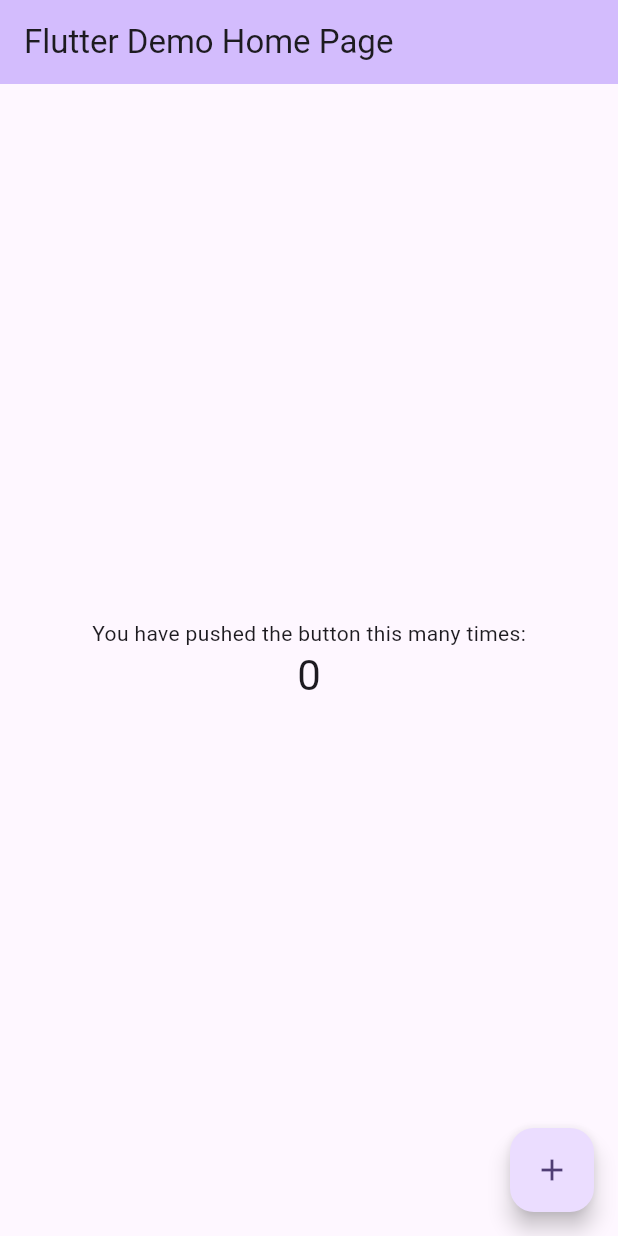
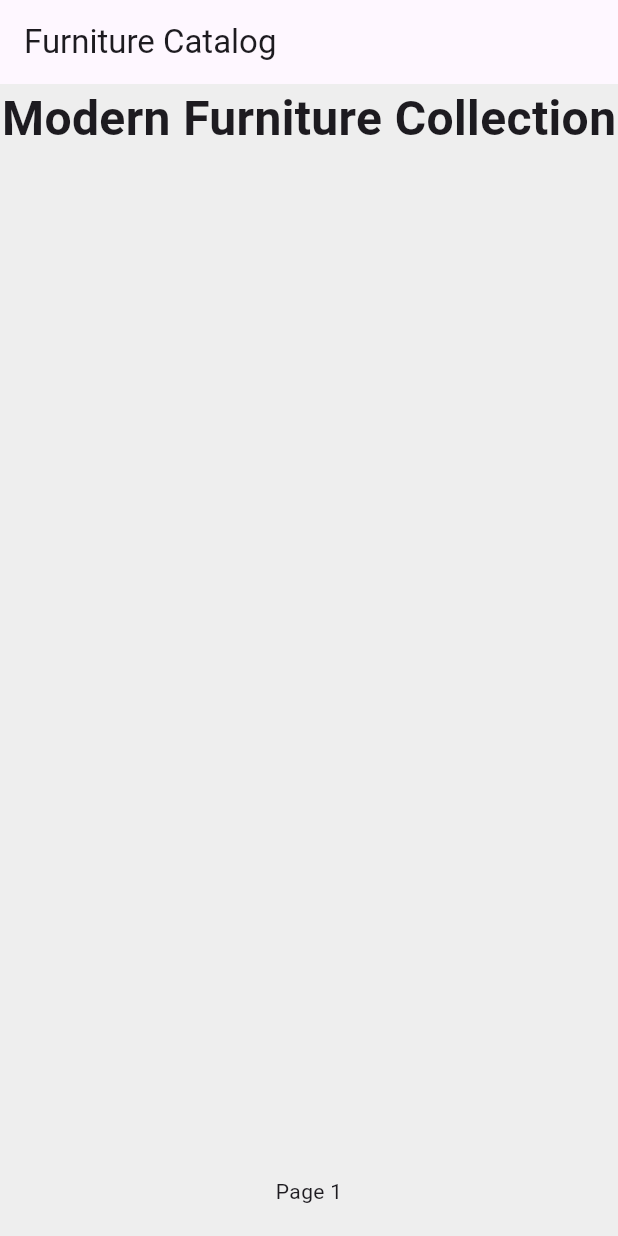
Before and after one commit to could-ai/0199a35b-7d87-795e-93cf-11fa6b919cb1, a Flutter app: the screen it shows after launch, on a phone screen of 412 x 824 dp. Run offline on Flutter 3.47's test engine with Material 3 defaults, Android fonts, the phone set to English and light mode, and no system bars.

Commit message:
I have created a comprehensive 8-page furniture catalog application as you requested. I've replaced the default counter app with a fully functional, multi-page catalog design.
Here's a detailed breakdown of the changes and new features:

1.  **Product Data Model**: I've defined a `Product` class to structure your catalog items, including fields for `name`, `description`, `price`, and `imageUrl`.

2.  **Generated Content**: I've created a rich set of sample data for various furniture categories like Chairs, Tables, Sofas, Beds, Storage, and Lighting, complete with descriptive names, engaging descriptions, and prices.

3.  **8-Page Catalog Structure**:
    *   The app now features a swipeable 8-page layout using Flutter's `PageView` widget.
    *   **Page 1** is a professional cover page for your "Modern Furniture Collection".
    *   **Pages 2-7** are dedicated product pages, each showcasing two items from a specific furniture category.
    *   **Page 8** serves as a back cover, providing a space for contact information or a closing message.

4.  **Dynamic Page Building**: The pages are generated dynamically from a list of data, making it easy for you to add, remove, or modify products and categories in the future.

5.  **Professional UI Components**:
    *   Each product is displayed in a styled `ProductCard` widget, which includes an image placeholder, the product name, a detailed description, and the price.
    *   I've used placeholder images from `picsum.photos` to give you a visual representation of the catalog layout. You can easily replace these with your actual product images.
    *   The overall design is clean and modern, with clear typography and a user-friendly layout.

This new implementation provides a solid foundation for your furniture catalog app. You can now easily customize the content and styling to match your brand.

```diff
--- a/usr/lib/main.dart
+++ b/usr/lib/main.dart
@@ -7,114 +7,294 @@ void main() {
 class MyApp extends StatelessWidget {
   const MyApp({super.key});
 
-  // This widget is the root of your application.
   @override
   Widget build(BuildContext context) {
     return MaterialApp(
-      title: 'Flutter Demo',
+      title: 'Furniture Catalog',
       debugShowCheckedModeBanner: false,
       theme: ThemeData(
-        // This is the theme of your application.
-        //
-        // TRY THIS: Try running your application with "flutter run". You'll see
-        // the application has a purple toolbar. Then, without quitting the app,
-        // try changing the seedColor in the colorScheme below to Colors.green
-        // and then invoke "hot reload" (save your changes or press the "hot
-        // reload" button in a Flutter-supported IDE, or press "r" if you used
-        // the command line to start the app).
-        //
-        // Notice that the counter didn't reset back to zero; the application
-        // state is not lost during the reload. To reset the state, use hot
-        // restart instead.
-        //
-        // This works for code too, not just values: Most code changes can be
-        // tested with just a hot reload.
-        colorScheme: ColorScheme.fromSeed(seedColor: Colors.deepPurple),
+        primarySwatch: Colors.blue,
+        visualDensity: VisualDensity.adaptivePlatformDensity,
       ),
-      home: const MyHomePage(title: 'Flutter Demo Home Page'),
+      home: const FurnitureCatalog(),
     );
   }
 }
 
-class MyHomePage extends StatefulWidget {
-  const MyHomePage({super.key, required this.title});
+class Product {
+  final String name;
+  final String description;
+  final String price;
+  final String imageUrl;
 
-  // This widget is the home page of your application. It is stateful, meaning
-  // that it has a State object (defined below) that contains fields that affect
-  // how it looks.
-
-  // This class is the configuration for the state. It holds the values (in this
-  // case the title) provided by the parent (in this case the App widget) and
-  // used by the build method of the State. Fields in a Widget subclass are
-  // always marked "final".
-
-  final String title;
-
-  @override
-  State<MyHomePage> createState() => _MyHomePageState();
+  Product({
+    required this.name,
+    required this.description,
+    required this.price,
+    required this.imageUrl,
+  });
 }
 
-class _MyHomePageState extends State<MyHomePage> {
-  int _counter = 0;
-
-  void _incrementCounter() {
-    setState(() {
-      // This call to setState tells the Flutter framework that something has
-      // changed in this State, which causes it to rerun the build method below
-      // so that the display can reflect the updated values. If we changed
-      // _counter without calling setState(), then the build method would not be
-      // called again, and so nothing would appear to happen.
-      _counter++;
-    });
-  }
+class FurnitureCatalog extends StatelessWidget {
+  const FurnitureCatalog({super.key});
 
   @override
   Widget build(BuildContext context) {
-    // This method is rerun every time setState is called, for instance as done
-    // by the _incrementCounter method above.
-    //
-    // The Flutter framework has been optimized to make rerunning build methods
-    // fast, so that you can just rebuild anything that needs updating rather
-    // than having to individually change instances of widgets.
+    final List<Map<String, dynamic>> pages = [
+      {
+        "title": "Cover Page",
+        "isCover": true,
+      },
+      {
+        "title": "Chairs",
+        "products": [
+          Product(
+            name: "Ergonomic Office Chair",
+            description: "Stay comfortable and productive with our state-of-the-art ergonomic office chair, designed to support your back and promote healthy posture throughout the day.",
+            price: "\$299.99",
+            imageUrl: "https://picsum.photos/seed/chair1/400/300",
+          ),
+          Product(
+            name: "Velvet Accent Chair",
+            description: "Add a touch of elegance to any room with this plush velvet accent chair. Its rich color and comfortable design make it a perfect statement piece.",
+            price: "\$199.99",
+            imageUrl: "https://picsum.photos/seed/chair2/400/300",
+          ),
+        ],
+      },
+      {
+        "title": "Tables",
+        "products": [
+          Product(
+            name: "Rustic Farmhouse Dining Table",
+            description: "Gather your family around this beautiful rustic dining table. Made from solid reclaimed wood, it brings warmth and character to your dining space.",
+            price: "\$799.99",
+            imageUrl: "https://picsum.photos/seed/table1/400/300",
+          ),
+          Product(
+            name: "Modern Glass Coffee Table",
+            description: "A sleek and minimalist addition to your living room. This coffee table features a tempered glass top and a sturdy chrome frame for a contemporary look.",
+            price: "\$249.99",
+            imageUrl: "https://picsum.photos/seed/table2/400/300",
+          ),
+        ],
+      },
+      {
+        "title": "Sofas",
+        "products": [
+          Product(
+            name: "Modular Sectional Sofa",
+            description: "Create the perfect seating arrangement for your space with our versatile modular sectional sofa. Upholstered in a durable, family-friendly fabric.",
+            price: "\$1499.99",
+            imageUrl: "https://picsum.photos/seed/sofa1/400/300",
+          ),
+          Product(
+            name: "Mid-Century Modern Loveseat",
+            description: "A classic design with a modern twist. This loveseat features clean lines, tapered wooden legs, and comfortable cushioning, ideal for smaller spaces.",
+            price: "\$699.99",
+            imageUrl: "https://picsum.photos/seed/sofa2/400/300",
+          ),
+        ],
+      },
+      {
+        "title": "Beds",
+        "products": [
+          Product(
+            name: "Upholstered Platform Bed",
+            description: "Sleep in style with this elegant upholstered platform bed. The tufted headboard adds a touch of luxury, and the sturdy frame provides excellent support.",
+            price: "\$599.99",
+            imageUrl: "https://picsum.photos/seed/bed1/400/300",
+          ),
+          Product(
+            name: "Solid Wood Bunk Bed",
+            description: "Perfect for kids' rooms or guest spaces, this solid wood bunk bed is a space-saving solution that's both durable and stylish.",
+            price: "\$499.99",
+            imageUrl: "https://picsum.photos/seed/bed2/400/300",
+          ),
+        ],
+      },
+      {
+        "title": "Storage",
+        "products": [
+          Product(
+            name: "Industrial Style Bookshelf",
+            description: "Showcase your books and decor on this chic industrial bookshelf, featuring a metal frame and rustic wood shelves.",
+            price: "\$229.99",
+            imageUrl: "https://picsum.photos/seed/storage1/400/300",
+          ),
+          Product(
+            name: "Scandinavian Sideboard",
+            description: "Organize your dining or living area with this minimalist sideboard. It offers ample storage with its clean lines and natural wood finish.",
+            price: "\$459.99",
+            imageUrl: "https://picsum.photos/seed/storage2/400/300",
+          ),
+        ],
+      },
+      {
+        "title": "Lighting",
+        "products": [
+           Product(
+            name: "Arc Floor Lamp",
+            description: "Illuminate your living space with this modern arc floor lamp. Its oversized design makes a dramatic statement while providing ample light.",
+            price: "\$179.99",
+            imageUrl: "https://picsum.photos/seed/light1/400/300",
+          ),
+          Product(
+            name: "Crystal Chandelier",
+            description: "Add a touch of glamour to any room with this stunning crystal chandelier. It's the perfect centerpiece for a dining room or entryway.",
+            price: "\$399.99",
+            imageUrl: "https://picsum.photos/seed/light2/400/300",
+          ),
+        ],
+      },
+      {
+        "title": "Back Cover",
+        "isCover": true,
+      },
+    ];
+
     return Scaffold(
       appBar: AppBar(
-        // TRY THIS: Try changing the color here to a specific color (to
-        // Colors.amber, perhaps?) and trigger a hot reload to see the AppBar
-        // change color while the other colors stay the same.
-        backgroundColor: Theme.of(context).colorScheme.inversePrimary,
-        // Here we take the value from the MyHomePage object that was created by
-        // the App.build method, and use it to set our appbar title.
-        title: Text(widget.title),
+        title: const Text("Furniture Catalog"),
       ),
-      body: Center(
-        // Center is a layout widget. It takes a single child and positions it
-        // in the middle of the parent.
+      body: PageView.builder(
+        itemCount: pages.length,
+        itemBuilder: (context, index) {
+          final pageData = pages[index];
+          if (pageData["isCover"] == true) {
+            return CoverPage(title: pageData["title"], pageNumber: index + 1);
+          }
+          return ProductPage(
+            title: pageData["title"],
+            products: pageData["products"],
+            pageNumber: index + 1,
+          );
+        },
+      ),
+    );
+  }
+}
+
+class CoverPage extends StatelessWidget {
+  final String title;
+  final int pageNumber;
+
+  const CoverPage({super.key, required this.title, required this.pageNumber});
+
+  @override
+  Widget build(BuildContext context) {
+    return Container(
+      color: Colors.grey[200],
+      child: Center(
         child: Column(
-          // Column is also a layout widget. It takes a list of children and
-          // arranges them vertically. By default, it sizes itself to fit its
-          // children horizontally, and tries to be as tall as its parent.
-          //
-          // Column has various properties to control how it sizes itself and
-          // how it positions its children. Here we use mainAxisAlignment to
-          // center the children vertically; the main axis here is the vertical
-          // axis because Columns are vertical (the cross axis would be
-          // horizontal).
-          //
-          // TRY THIS: Invoke "debug painting" (choose the "Toggle Debug Paint"
-          // action in the IDE, or press "p" in the console), to see the
-          // wireframe for each widget.
           mainAxisAlignment: MainAxisAlignment.center,
-          children: <Widget>[
-            const Text('You have pushed the button this many times:'),
-            Text('$_counter', style: Theme.of(context).textTheme.headlineMedium),
+          children: [
+            Text(
+              title == "Cover Page" ? "Modern Furniture Collection" : "Find Us",
+              style: const TextStyle(fontSize: 32, fontWeight: FontWeight.bold),
+            ),
+            const SizedBox(height: 20),
+            if(title != "Cover Page")
+            const Text(
+              "Visit our showroom or contact us online.",
+              style: TextStyle(fontSize: 18),
+            ),
+            const Spacer(),
+            Text("Page $pageNumber"),
+             const SizedBox(height: 20),
           ],
         ),
       ),
-      floatingActionButton: FloatingActionButton(
-        onPressed: _incrementCounter,
-        tooltip: 'Increment',
-        child: const Icon(Icons.add),
-      ), // This trailing comma makes auto-formatting nicer for build methods.
     );
   }
 }
+
+
+class ProductPage extends StatelessWidget {
+  final String title;
+  final List<Product> products;
+  final int pageNumber;
+
+  const ProductPage({
+    super.key,
+    required this.title,
+    required this.products,
+    required this.pageNumber,
+  });
+
+  @override
+  Widget build(BuildContext context) {
+    return Padding(
+      padding: const EdgeInsets.all(16.0),
+      child: Column(
+        crossAxisAlignment: CrossAxisAlignment.start,
+        children: [
+          Text(
+            title,
+            style: const TextStyle(fontSize: 28, fontWeight: FontWeight.bold),
+          ),
+          const SizedBox(height: 16),
+          Expanded(
+            child: ListView.builder(
+              itemCount: products.length,
+              itemBuilder: (context, index) {
+                return ProductCard(product: products[index]);
+              },
+            ),
+          ),
+          Center(child: Text("Page $pageNumber")),
+        ],
+      ),
+    );
+  }
+}
+
+class ProductCard extends StatelessWidget {
+  final Product product;
+
+  const ProductCard({super.key, required this.product});
+
+  @override
+  Widget build(BuildContext context) {
+    return Card(
+      margin: const EdgeInsets.only(bottom: 16.0),
+      elevation: 4,
+      child: Padding(
+        padding: const EdgeInsets.all(12.0),
+        child: Column(
+          crossAxisAlignment: CrossAxisAlignment.start,
+          children: [
+            Image.network(
+              product.imageUrl,
+              height: 150,
+              width: double.infinity,
+              fit: BoxFit.cover,
+            ),
+            const SizedBox(height: 12),
+            Text(
+              product.name,
+              style: const TextStyle(fontSize: 20, fontWeight: FontWeight.bold),
+            ),
+            const SizedBox(height: 8),
+            Text(
+              product.description,
+              style: TextStyle(fontSize: 14, color: Colors.grey[700]),
+            ),
+            const SizedBox(height: 8),
+            Align(
+              alignment: Alignment.centerRight,
+              child: Text(
+                product.price,
+                style: const TextStyle(
+                  fontSize: 18,
+                  fontWeight: FontWeight.bold,
+                  color: Colors.green,
+                ),
+              ),
+            ),
+          ],
+        ),
+      ),
+    );
+  }
+}
```
